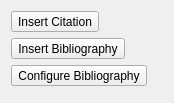
This is plugins/textshape/dialogs/SimpleCitationBibliographyWidget.ui in KDE/calligra as Qt 5 draws it before an edit. The edited form follows.
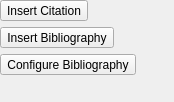
This is the edited form. Custom widgets are drawn as their Qt base class.

Commit message: Improve layout of more KoModeBox tab for textshape

Diff of the .ui file:
```diff
--- a/plugins/textshape/dialogs/SimpleCitationBibliographyWidget.ui
+++ b/plugins/textshape/dialogs/SimpleCitationBibliographyWidget.ui
@@ -11,12 +11,15 @@
    </rect>
   </property>
   <property name="sizePolicy">
-   <sizepolicy hsizetype="Fixed" vsizetype="Minimum">
+   <sizepolicy hsizetype="Fixed" vsizetype="Fixed">
     <horstretch>0</horstretch>
     <verstretch>0</verstretch>
    </sizepolicy>
   </property>
   <layout class="QVBoxLayout" name="verticalLayout">
+   <property name="margin">
+    <number>0</number>
+   </property>
    <item>
     <widget class="QToolButton" name="addCitation">
      <property name="toolTip">
```
The commit also changes 5 other files.
